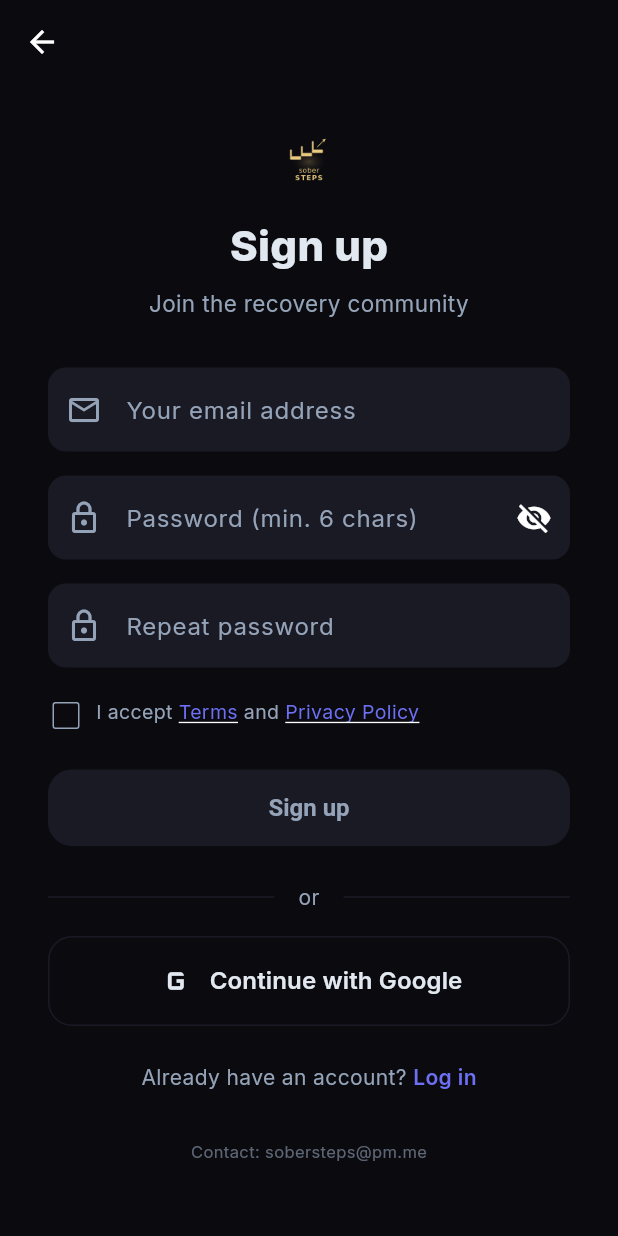
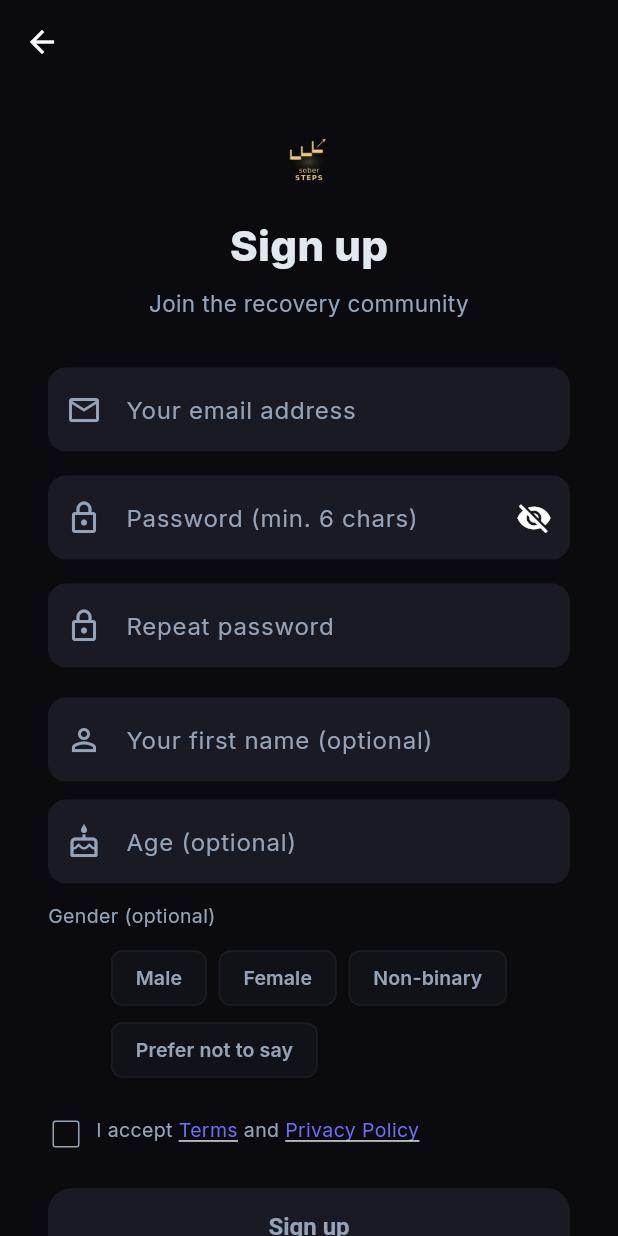
Before and after one commit to SoberStepsDev/sobersteps, a Flutter app: the RegisterScreen screen opened by its route, on a phone screen of 412 x 824 dp. Run offline on Flutter 3.47's test engine with Material 3 defaults, Android fonts, the phone set to English and light mode, and no system bars; drawn by our look-alikes of flutter_animate; our stand-ins replace app_links, audioplayers, connectivity_plus, fl_chart, flutter_dotenv, flutter_secure_storage and 6 more; missing offline and left inert: onesignal_flutter, purchases_flutter; accounts and stored records are empty.

Commit message:
feat: collect demographics (name, age, gender) at registration
- Migration: add display_name, birth_year, gender to profiles (nullable, backward-safe)
- supabase_auth_service: pass demographics in signUp user_metadata; ensureProfile extracts display_name from Google OAuth metadata (full_name/name)
- auth_provider: forward optional demographics params to service
- register_screen: optional name, age (converted to birth_year), gender chip picker
- strings.dart: add registerNameHint, registerAgeHint, registerGenderLabel, genderMale/Female/NonBinary/PreferNot, ageInvalid for EN/PL/ES/NL

```diff
--- a/lib/l10n/strings.dart
+++ b/lib/l10n/strings.dart
@@ -287,6 +287,10 @@ class S {
       'termsS10': '10. Changes\n\nOperator may change Terms. Users notified via app or email. Continued use = acceptance.',
       'termsS11': '11. Contact\n\nTerms questions: sobersteps@pm.me',
       'registerEmailHint': 'Your email address', 'registerPasswordHint': 'Password (min. 6 chars)', 'registerConfirmHint': 'Repeat password',
+      'registerNameHint': 'Your first name (optional)', 'registerAgeHint': 'Age (optional)',
+      'registerGenderLabel': 'Gender (optional)',
+      'genderMale': 'Male', 'genderFemale': 'Female', 'genderNonBinary': 'Non-binary', 'genderPreferNot': 'Prefer not to say',
+      'ageInvalid': 'Enter a valid age (13–100)',
       'accountCreated': 'Account created! Log in.', 'registerError': 'Registration error. Try another email.',
       'emailInvalid': 'Check if email is valid', 'passwordMin': 'Password must be min. 6 chars', 'passwordsMismatch': 'Passwords do not match',
       'wallOfStrength': 'Wall of Strength', 'naomi': 'Naomi',
@@ -601,6 +605,10 @@ class S {
       'termsS10': '10. Zmiany\n\nOperator może zmienić Regulamin. Powiadomienie przez app/email. Dalsze korzystanie = akceptacja.',
       'termsS11': '11. Kontakt\n\nPytania: sobersteps@pm.me',
       'registerEmailHint': 'Twój adres email', 'registerPasswordHint': 'Hasło (min. 6 znaków)', 'registerConfirmHint': 'Powtórz hasło',
+      'registerNameHint': 'Twoje imię (opcjonalnie)', 'registerAgeHint': 'Wiek (opcjonalnie)',
+      'registerGenderLabel': 'Płeć (opcjonalnie)',
+      'genderMale': 'Mężczyzna', 'genderFemale': 'Kobieta', 'genderNonBinary': 'Niebinarne', 'genderPreferNot': 'Wolę nie mówić',
+      'ageInvalid': 'Podaj prawidłowy wiek (13–100)',
       'accountCreated': 'Konto utworzone! Zaloguj się.', 'registerError': 'Błąd rejestracji. Spróbuj inny email.',
       'emailInvalid': 'Sprawdź czy email jest poprawny', 'passwordMin': 'Hasło min. 6 znaków', 'passwordsMismatch': 'Hasła się nie zgadzają',
       'subscriptionTitle': 'Subskrypcja', 'subscriptionCurrentPlan': 'Twój plan',
@@ -908,6 +916,10 @@ class S {
       'termsS10': '10. Cambios\n\nOperador puede cambiar Términos. Aviso por app/email. Uso continuado = aceptación.',
       'termsS11': '11. Contacto\n\nPreguntas: sobersteps@pm.me',
       'registerEmailHint': 'Tu email', 'registerPasswordHint': 'Contraseña (mín. 6)', 'registerConfirmHint': 'Repetir contraseña',
+      'registerNameHint': 'Tu nombre (opcional)', 'registerAgeHint': 'Edad (opcional)',
+      'registerGenderLabel': 'Género (opcional)',
+      'genderMale': 'Hombre', 'genderFemale': 'Mujer', 'genderNonBinary': 'No binario', 'genderPreferNot': 'Prefiero no decir',
+      'ageInvalid': 'Ingresa una edad válida (13–100)',
       'accountCreated': '¡Cuenta creada! Inicia sesión.', 'registerError': 'Error. Prueba otro email.',
       'emailInvalid': 'Verifica el email', 'passwordMin': 'Contraseña mín. 6 caracteres', 'passwordsMismatch': 'Las contraseñas no coinciden',
       'subscriptionTitle': 'Suscripción', 'subscriptionCurrentPlan': 'Tu plan',
@@ -1110,6 +1122,10 @@ class S {
       'termsS9': '9. Beëindiging\n\nDe gebruiker kan op elk moment stoppen. Neem contact op met sobersteps@pm.me om te verwijderen. De Operator kan schendende accounts opschorten/verwijderen.',
       'termsS10': '10. Wijzigingen\n\nDe Operator kan de Voorwaarden wijzigen. Gebruikers op de hoogte gebracht via app of e-mail. Voortgezet gebruik = acceptatie.',
       'termsS11': '11. Contact\n\nVragen over de voorwaarden: sobersteps@pm.me', 'registerEmailHint': 'Jouw e-mailadres',
+      'registerNameHint': 'Jouw voornaam (optioneel)', 'registerAgeHint': 'Leeftijd (optioneel)',
+      'registerGenderLabel': 'Geslacht (optioneel)',
+      'genderMale': 'Man', 'genderFemale': 'Vrouw', 'genderNonBinary': 'Non-binair', 'genderPreferNot': 'Zeg ik liever niet',
+      'ageInvalid': 'Voer een geldige leeftijd in (13–100)',
       'registerPasswordHint': 'Wachtwoord (min. 6 tekens)', 'registerConfirmHint': 'Herhaal wachtwoord',
       'accountCreated': 'Account aangemaakt! Inloggen.', 'registerError': 'Registratiefout. Probeer een andere e-mail.',
       'emailInvalid': 'Controleer of de e-mail geldig is', 'passwordMin': 'Wachtwoord minimaal 6 tekens',
--- a/lib/screens/register_screen.dart
+++ b/lib/screens/register_screen.dart
@@ -18,6 +18,9 @@ class _RegisterScreenState extends State<RegisterScreen> {
   final _emailController = TextEditingController();
   final _passwordController = TextEditingController();
   final _confirmPasswordController = TextEditingController();
+  final _nameController = TextEditingController();
+  final _ageController = TextEditingController();
+  String? _selectedGender;
   bool _agreedToTerms = false;
   bool _loading = false;
   String? _error;
@@ -28,6 +31,8 @@ class _RegisterScreenState extends State<RegisterScreen> {
     _emailController.dispose();
     _passwordController.dispose();
     _confirmPasswordController.dispose();
+    _nameController.dispose();
+    _ageController.dispose();
     super.dispose();
   }
 
@@ -124,6 +129,53 @@ class _RegisterScreenState extends State<RegisterScreen> {
             hintText: S.t(context, 'registerConfirmHint'),
             prefixIcon: const Icon(Icons.lock_outlined, color: AppColors.textSecondary),
           ),
+        ),
+        const SizedBox(height: 20),
+
+        // --- Demographics (optional) ---
+        TextField(
+          controller: _nameController,
+          textCapitalization: TextCapitalization.words,
+          decoration: InputDecoration(
+            hintText: S.t(context, 'registerNameHint'),
+            prefixIcon: const Icon(Icons.person_outline, color: AppColors.textSecondary),
+          ),
+        ),
+        const SizedBox(height: 12),
+        TextField(
+          controller: _ageController,
+          keyboardType: TextInputType.number,
+          decoration: InputDecoration(
+            hintText: S.t(context, 'registerAgeHint'),
+            prefixIcon: const Icon(Icons.cake_outlined, color: AppColors.textSecondary),
+          ),
+        ),
+        const SizedBox(height: 12),
+        Align(
+          alignment: Alignment.centerLeft,
+          child: Text(S.t(context, 'registerGenderLabel'),
+              style: const TextStyle(color: AppColors.textSecondary, fontSize: 13)),
+        ),
+        const SizedBox(height: 8),
+        Wrap(
+          spacing: 8,
+          children: [
+            for (final g in ['male', 'female', 'non_binary', 'prefer_not_to_say'])
+              ChoiceChip(
+                label: Text(_genderLabel(context, g)),
+                selected: _selectedGender == g,
+                onSelected: (v) => setState(() => _selectedGender = v ? g : null),
+                selectedColor: AppColors.primary.withValues(alpha: 0.2),
+                labelStyle: TextStyle(
+                  color: _selectedGender == g ? AppColors.primary : AppColors.textSecondary,
+                  fontSize: 13,
+                ),
+                side: BorderSide(
+                  color: _selectedGender == g ? AppColors.primary : AppColors.surfaceLight,
+                ),
+                backgroundColor: AppColors.surface,
+              ),
+          ],
         ),
         const SizedBox(height: 20),
 
@@ -241,13 +293,32 @@ class _RegisterScreenState extends State<RegisterScreen> {
       return;
     }
 
+    // Validate optional age if provided
+    final ageText = _ageController.text.trim();
+    int? birthYear;
+    if (ageText.isNotEmpty) {
+      final age = int.tryParse(ageText);
+      if (age == null || age < 13 || age > 100) {
+        setState(() => _error = S.t(context, 'ageInvalid'));
+        return;
+      }
+      birthYear = DateTime.now().year - age;
+    }
+
     setState(() {
       _loading = true;
       _error = null;
     });
 
+    final displayName = _nameController.text.trim();
     try {
-      await context.read<AuthProvider>().signUpWithPassword(email, password);
+      await context.read<AuthProvider>().signUpWithPassword(
+        email,
+        password,
+        displayName: displayName.isNotEmpty ? displayName : null,
+        birthYear: birthYear,
+        gender: _selectedGender,
+      );
       if (mounted) {
         ScaffoldMessenger.of(context).showSnackBar(
           SnackBar(content: Text(S.t(context, 'accountCreated'))),
@@ -260,4 +331,14 @@ class _RegisterScreenState extends State<RegisterScreen> {
       if (mounted) setState(() => _loading = false);
     }
   }
+
+  String _genderLabel(BuildContext context, String key) {
+    const keyMap = {
+      'male': 'genderMale',
+      'female': 'genderFemale',
+      'non_binary': 'genderNonBinary',
+      'prefer_not_to_say': 'genderPreferNot',
+    };
+    return S.t(context, keyMap[key] ?? key);
+  }
 }
--- a/lib/services/supabase_auth_service.dart
+++ b/lib/services/supabase_auth_service.dart
@@ -1,5 +1,14 @@
+import 'package:flutter/foundation.dart' show kIsWeb;
 import 'package:supabase_flutter/supabase_flutter.dart';
 import '../constants/app_constants.dart';
+
+String _oauthRedirectUrl() {
+  if (kIsWeb) {
+    final u = Uri.base;
+    return u.replace(fragment: '').toString();
+  }
+  return AppConstants.authRedirectUrl;
+}
 
 class SupabaseAuthService {
   final SupabaseClient _client = Supabase.instance.client;
@@ -16,11 +25,17 @@ class SupabaseAuthService {
   }
 
   Future<void> signInWithGoogle() async {
-    await _client.auth.signInWithOAuth(OAuthProvider.google);
+    await _client.auth.signInWithOAuth(
+      OAuthProvider.google,
+      redirectTo: _oauthRedirectUrl(),
+    );
   }
 
   Future<void> signInWithApple() async {
-    await _client.auth.signInWithOAuth(OAuthProvider.apple);
+    await _client.auth.signInWithOAuth(
+      OAuthProvider.apple,
+      redirectTo: _oauthRedirectUrl(),
+    );
   }
 
   Future<void> signOut() async {
@@ -37,7 +52,22 @@ class SupabaseAuthService {
           .eq('id', user.id)
           .maybeSingle();
       if (existing == null) {
-        await _client.from('profiles').insert({'id': user.id});
+        final meta = user.userMetadata ?? {};
+        // Extract demographics from user metadata (set during signUp or from Google OAuth)
+        final displayName = (meta['display_name'] as String?)?.trim().isNotEmpty == true
+            ? meta['display_name'] as String
+            : (meta['full_name'] as String?)?.trim().isNotEmpty == true
+                ? meta['full_name'] as String
+                : (meta['name'] as String?);
+        final birthYear = meta['birth_year'] as int?;
+        final gender = meta['gender'] as String?;
+
+        await _client.from('profiles').insert({
+          'id': user.id,
+          if (displayName != null) 'display_name': displayName,
+          if (birthYear != null) 'birth_year': birthYear,
+          if (gender != null) 'gender': gender,
+        });
       }
     } catch (_) {}
   }
@@ -48,11 +78,22 @@ class SupabaseAuthService {
     } catch (_) {}
   }
 
-  Future<void> signUpWithPassword(String email, String password) async {
+  Future<void> signUpWithPassword(
+    String email,
+    String password, {
+    String? displayName,
+    int? birthYear,
+    String? gender,
+  }) async {
     await _client.auth.signUp(
       email: email,
       password: password,
-      data: {'created_at': DateTime.now().toIso8601String()},
+      data: {
+        'created_at': DateTime.now().toIso8601String(),
+        if (displayName != null && displayName.isNotEmpty) 'display_name': displayName,
+        if (birthYear != null) 'birth_year': birthYear,
+        if (gender != null) 'gender': gender,
+      },
     );
   }
 
```
Also changed, not shown: lib/providers/auth_provider.dart (+14 -2 lines), 1 other file.
